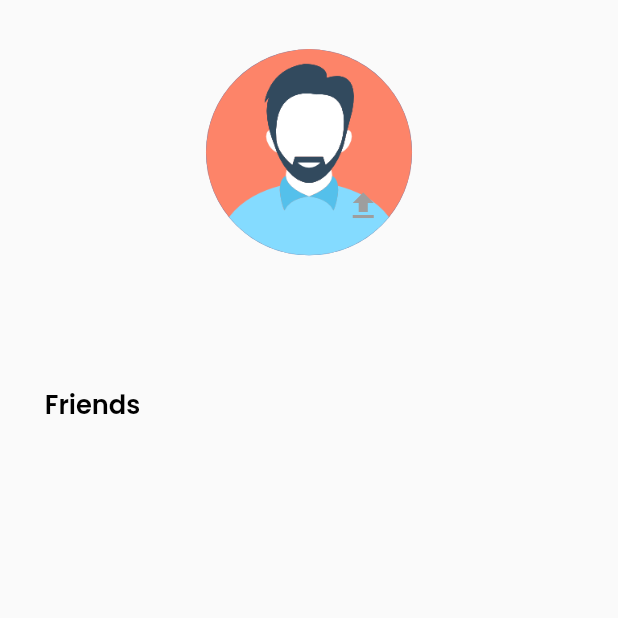
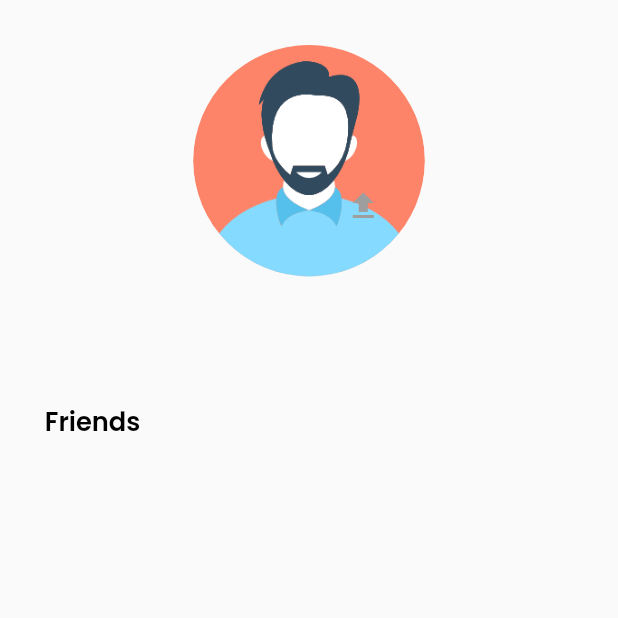
Before and after one commit to NinhDucAnh/Flutter-Practice, a Flutter app: the ProfilePage screen opened directly, after a tap on the "upload" icon, on a phone screen of 412 x 824 dp, the top half of it. Run offline on Flutter 3.47's test engine with Material 2 defaults, Android fonts, the phone set to English and light mode, and no system bars; our stand-ins replace cloud_firestore, firebase_auth, firebase_core, firebase_storage, flutter_bloc, flutter_screenutil and 5 more; accounts and stored records are empty.

Commit message:
finished upload image

```diff
--- a/kiwi_chat_bloc_firebase_flutter_learning/lib/common/service/FirebaseHelper.dart
+++ b/kiwi_chat_bloc_firebase_flutter_learning/lib/common/service/FirebaseHelper.dart
@@ -13,7 +13,8 @@ class FireBaseService {
       final auth = FirebaseAuth.instance;
       final firestore = FirebaseFirestore.instance;
       final user = auth.currentUser;
-      if(user != null && user.emailVerified){
+      final QuerySnapshot querySnapshot = await firestore.collection(FireBaseKey.USER).where(FireBaseKey.USER_ID, isEqualTo: user!.uid).limit(1).get();
+      if(user != null && user.emailVerified && querySnapshot.docs.isNotEmpty== false){
         await firestore.collection(FireBaseKey.USER).doc(user.uid).set(userChat.toFireStore());
       }
     } catch (e) {
@@ -46,6 +47,7 @@ class FireBaseService {
       final user = auth.currentUser;
       try{
         final snapshot = await firestore.collection(FireBaseKey.USER).doc(user?.uid).get();
+        print('User from getCurrentUser: ${UserChat.fromFirebase(snapshot, null).toString()}');
         return UserChat.fromFirebase(snapshot, null);
       }catch(e){
         print("Error get current user: $e");
@@ -80,27 +82,6 @@ class FireBaseService {
   }
 
   static Future<void> updateImageForUser() async{
-    try{
-      FirebaseStorage storage = FirebaseStorage.instance;
-      FirebaseFirestore firestore = FirebaseFirestore.instance;
-      final user = FirebaseAuth.instance.currentUser!;
-      final currentImageUrl = await getCurrentImageUser();
-      final picker = ImagePicker();
-      final pickedFile = await picker.pickImage(source: ImageSource.gallery);
-      if(pickedFile != null){
-        final File file = File(pickedFile.path);
-        final fileName = '${user.uid}_${DateTime.now().millisecondsSinceEpoch.toString()}';
-        final ref = storage.ref().child('images/$fileName');
-        await ref.putFile(file);
-        final newImageUrl = await ref.getDownloadURL();
-        await firestore.collection(FireBaseKey.USER).doc(user.uid).update(({
-          FireBaseKey.IMAGE : newImageUrl
-        }));
-        print('Image updated successfully!');
-          // await deleteImage(currentImageUrl!);
-      }
-    }catch (e){
-      print('Error updating image: $e');
-    }
+
   }
 }
--- a/kiwi_chat_bloc_firebase_flutter_learning/lib/common/service/ImageHelper.dart
+++ /dev/null
@@ -1 +0,0 @@
-import 'package:image_picker/image_picker.dart';
--- a/kiwi_chat_bloc_firebase_flutter_learning/lib/pages/application/profile_page/profile_controller.dart
+++ b/kiwi_chat_bloc_firebase_flutter_learning/lib/pages/application/profile_page/profile_controller.dart
@@ -1,10 +1,45 @@
+import 'dart:io';
+
+import 'package:cloud_firestore/cloud_firestore.dart';
+import 'package:firebase_auth/firebase_auth.dart';
+import 'package:firebase_storage/firebase_storage.dart';
 import 'package:flutter/cupertino.dart';
+import 'package:flutter_bloc/flutter_bloc.dart';
+import 'package:image_picker/image_picker.dart';
+import 'package:kiwi_chat_bloc_firebase_flutter_learning/common/service/FirebaseHelper.dart';
+import 'package:kiwi_chat_bloc_firebase_flutter_learning/pages/application/profile_page/bloc/profile_bloc.dart';
+import 'package:kiwi_chat_bloc_firebase_flutter_learning/pages/application/profile_page/bloc/profile_event.dart';
+
+import '../../../common/values/firebase_key.dart';
 
 class ProfileController{
    final BuildContext context;
    const ProfileController(this.context);
 
-   handleEditImage(){
+   handleEditImage() async {
+      final bloc = context.read<ProfileBloc>();
+      try{
+         FirebaseStorage storage = FirebaseStorage.instance;
+         FirebaseFirestore firestore = FirebaseFirestore.instance;
+         final user = FirebaseAuth.instance.currentUser!;
+         final picker = ImagePicker();
+         final pickedFile = await picker.pickImage(source: ImageSource.gallery);
+         if(pickedFile != null){
+            final File file = File(pickedFile.path);
+            final fileName = '${user.uid}_${DateTime.now().millisecondsSinceEpoch.toString()}';
+            final ref = storage.ref().child('images/$fileName');
+            await ref.putFile(file);
+            await FireBaseService.deleteImage(bloc.state.image);
+            final newImageUrl = await ref.getDownloadURL();
+            bloc.add(UpdateImage(newImageUrl));
+            await firestore.collection(FireBaseKey.USER).doc(user.uid).update(({
+               FireBaseKey.IMAGE : newImageUrl
+            }));
+            print('Image updated successfully!');
+         }
+      }catch (e){
+         print('Error updating image: $e');
+      }
 
    }
 }
--- a/kiwi_chat_bloc_firebase_flutter_learning/lib/pages/application/profile_page/profile_page.dart
+++ b/kiwi_chat_bloc_firebase_flutter_learning/lib/pages/application/profile_page/profile_page.dart
@@ -3,9 +3,9 @@ import 'package:flutter_bloc/flutter_bloc.dart';
 import 'package:flutter_screenutil/flutter_screenutil.dart';
 import 'package:gap/gap.dart';
 import 'package:google_fonts/google_fonts.dart';
-import 'package:kiwi_chat_bloc_firebase_flutter_learning/common/service/FirebaseHelper.dart';
 import 'package:kiwi_chat_bloc_firebase_flutter_learning/pages/application/profile_page/bloc/profile_bloc.dart';
 import 'package:kiwi_chat_bloc_firebase_flutter_learning/pages/application/profile_page/bloc/profile_state.dart';
+import 'package:kiwi_chat_bloc_firebase_flutter_learning/pages/application/profile_page/profile_controller.dart';
 
 class ProfilePage extends StatefulWidget {
   const ProfilePage({super.key});
@@ -34,11 +34,9 @@ class _ProfilePageState extends State<ProfilePage> {
                             children: [
                               Center(
                                 child: SizedBox(
-                                  width: 120.w,
-                                  height: 120.h,
-                                  child: CircleAvatar(
-                                    child:  state.image == '' ? Image.asset('assets/images/profile.jpg') : Image.network(state.image),
-                                  ),
+                                  width: 135.w,
+                                  height: 135.w,
+                                  child: ClipOval(child: state.image == '' ? Image.asset('assets/images/profile.jpg',fit: BoxFit.cover,) : Image.network(state.image,fit: BoxFit.cover)),
                                 ),
                               ),
                               Positioned(
@@ -46,8 +44,7 @@ class _ProfilePageState extends State<ProfilePage> {
                                   left: 175.w,
                                   child: InkWell(
                                       onTap: () async {
-                                        await FireBaseService
-                                            .updateImageForUser();
+                                        ProfileController(context).handleEditImage();
                                       },
                                       child: const Icon(Icons.upload,
                                           color: Colors.grey))),
--- a/kiwi_chat_bloc_firebase_flutter_learning/lib/pages/common_widgets.dart
+++ b/kiwi_chat_bloc_firebase_flutter_learning/lib/pages/common_widgets.dart
@@ -140,9 +140,11 @@ itemListUser(UserChat user){
         Container(
           width: 55.h,
           height: 55.h,
-          child: Image.network(user.image!,fit: BoxFit.cover),
           decoration: BoxDecoration(
             borderRadius: BorderRadius.all(Radius.circular(30.r)),
+          ),
+          child: ClipOval(
+            child: Image.network(user.image!, fit: BoxFit.cover),
           ),
         ),
         Gap(10.h),
```
Also changed, not shown: kiwi_chat_bloc_firebase_flutter_learning/lib/common/common.dart (added).
